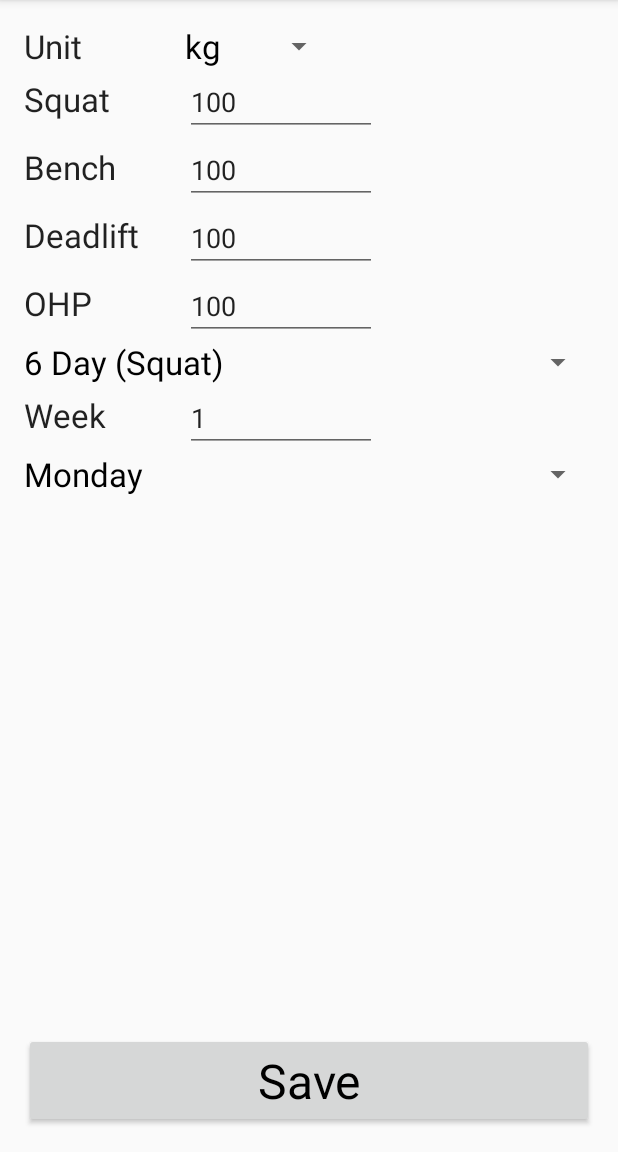
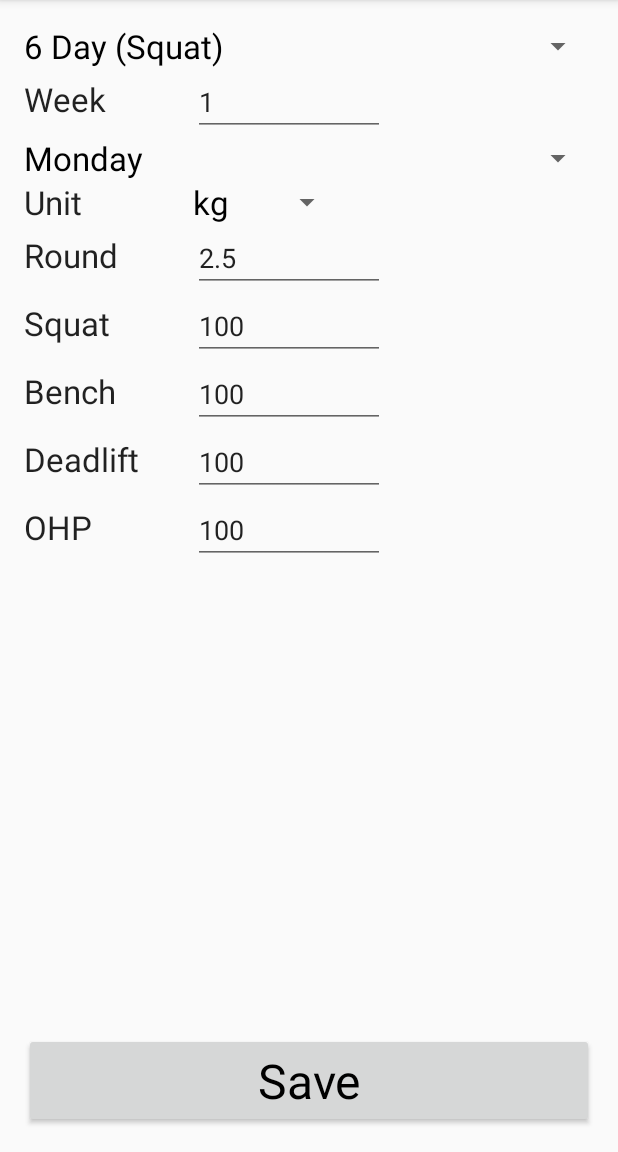
Before and after one commit to grom358/2Suns531, an Android app: the SetupActivity screen opened directly, with no data from a screen before it, on a phone screen of 412 x 824 dp, the part 84-1236 px from its top. Run offline under Robolectric (Android 15) with nearby library versions, the phone set to English and light mode, and no system bars.

Commit message:
Allow custom plate rounding

```diff
--- a/app/src/main/java/com/cameronzemek/workout/SetupActivity.java
+++ b/app/src/main/java/com/cameronzemek/workout/SetupActivity.java
@@ -11,6 +11,7 @@ import android.widget.EditText;
 import android.widget.Spinner;
 
 public class SetupActivity extends AppCompatActivity {
+    private EditText editRound;
     private EditText editPressWeight;
     private EditText editBenchWeight;
     private EditText editSquatWeight;
@@ -25,6 +26,10 @@ public class SetupActivity extends AppCompatActivity {
         super.onCreate(savedInstanceState);
         setContentView(R.layout.activity_setup);
 
+        final SharedPreferences sharedPref = getSharedPreferences(
+                getString(R.string.preference_file_key), Context.MODE_PRIVATE);
+
+        editRound = (EditText) findViewById(R.id.editRound);
         editPressWeight = (EditText) findViewById(R.id.editPressWeight);
         editBenchWeight = (EditText) findViewById(R.id.editBenchWeight);
         editSquatWeight = (EditText) findViewById(R.id.editSquatWeight);
@@ -39,10 +44,26 @@ public class SetupActivity extends AppCompatActivity {
 
         spinnerUnit = (Spinner) findViewById(R.id.spinnerUnit);
         spinnerUnit.setAdapter(ArrayAdapter.createFromResource(this, R.array.units, R.layout.spinner_item));
+        spinnerUnit.setOnItemSelectedListener(new AdapterView.OnItemSelectedListener() {
+            @Override
+            public void onItemSelected(AdapterView<?> parent, View view, int position, long id) {
+                boolean isMetric = position != 1;
+                String roundKey = isMetric ? "kg_round" : "lb_round";
+                float defaultRound = isMetric ? 2.5f : 5f;
+                editRound.setText(Util.format(sharedPref.getFloat(roundKey, defaultRound)));
+            }
 
-        SharedPreferences sharedPref = getSharedPreferences(
-                getString(R.string.preference_file_key), Context.MODE_PRIVATE);
-        spinnerUnit.setSelection(sharedPref.getString("unit", "kg").equals("kg") ? 0 : 1);
+            @Override
+            public void onNothingSelected(AdapterView<?> parent) {
+
+            }
+        });
+
+        boolean isMetric = sharedPref.getString("unit", "kg").equals("kg");
+        spinnerUnit.setSelection(isMetric ? 0 : 1);
+        String roundKey = isMetric ? "kg_round" : "lb_round";
+        float defaultRound = isMetric ? 2.5f : 5f;
+        editRound.setText(Util.format(sharedPref.getFloat(roundKey, defaultRound)));
         editPressWeight.setText(Util.format(sharedPref.getFloat("press_weight", 100)));
         editBenchWeight.setText(Util.format(sharedPref.getFloat("bench_weight", 100)));
         editSquatWeight.setText(Util.format(sharedPref.getFloat("squat_weight", 100)));
@@ -56,7 +77,10 @@ public class SetupActivity extends AppCompatActivity {
         SharedPreferences sharedPref = getSharedPreferences(
                 getString(R.string.preference_file_key), Context.MODE_PRIVATE);
         SharedPreferences.Editor editor = sharedPref.edit();
-        editor.putString("unit", spinnerUnit.getSelectedItemPosition() == 1 ? "lb" : "kg");
+        boolean isMetric = spinnerUnit.getSelectedItemPosition() != 1;
+        editor.putString("unit", isMetric ? "kg" : "lb");
+        String roundKey = isMetric ? "kg_round" : "lb_round";
+        editor.putFloat(roundKey, Float.valueOf(editRound.getText().toString()));
         editor.putFloat("press_weight", Float.valueOf(editPressWeight.getText().toString()));
         editor.putFloat("bench_weight", Float.valueOf(editBenchWeight.getText().toString()));
         editor.putFloat("squat_weight", Float.valueOf(editSquatWeight.getText().toString()));
--- a/app/src/main/java/com/cameronzemek/workout/WorkoutProgram.java
+++ b/app/src/main/java/com/cameronzemek/workout/WorkoutProgram.java
@@ -246,7 +246,10 @@ public class WorkoutProgram {
         int variation = sharedPref.getInt("variation", VARIATION_6DAY_SQUAT);
 
         String unit = sharedPref.getString("unit", "kg");
-        float plateRound = unit.equals("kg") ? KG_PLATE_ROUND : POUND_PLATE_ROUND;
+        boolean isMetric = sharedPref.getString("unit", "kg").equals("kg");
+        String roundKey = isMetric ? "kg_round" : "lb_round";
+        float defaultRound = isMetric ? KG_PLATE_ROUND : POUND_PLATE_ROUND;
+        float plateRound = sharedPref.getFloat(roundKey, defaultRound);
 
         switch (variation) {
             case VARIATION_4DAY:
--- a/app/src/main/res/layout/activity_setup.xml
+++ b/app/src/main/res/layout/activity_setup.xml
@@ -29,6 +29,40 @@
             android:layout_width="fill_parent"
             android:layout_height="wrap_content"
             grid:columnCount="2">
+            <Spinner
+                android:layout_width="fill_parent"
+                android:layout_height="wrap_content"
+                android:id="@+id/spinnerVariation"
+                grid:layout_columnSpan="2"
+                android:entries="@array/variations"
+                android:padding="0dp"
+                android:textSize="@dimen/text_size_large"/>
+
+            <TextView
+                android:layout_width="wrap_content"
+                android:layout_height="wrap_content"
+                android:textAppearance="?android:attr/textAppearanceLarge"
+                android:text="@string/week"
+                android:id="@+id/lblWeek"
+                android:layout_marginRight="10sp" />
+
+            <EditText
+                android:layout_width="wrap_content"
+                android:layout_height="wrap_content"
+                android:inputType="numberSigned"
+                android:ems="6"
+                android:id="@+id/editWeek"
+                android:hint="@string/week"
+                android:selectAllOnFocus="true" />
+
+            <Spinner
+                android:layout_width="fill_parent"
+                android:layout_height="wrap_content"
+                android:id="@+id/spinnerDay"
+                grid:layout_columnSpan="2"
+                android:entries="@array/day"
+                android:padding="0dp"
+                android:textSize="@dimen/text_size_large"/>
 
             <TextView
                 android:layout_width="wrap_content"
@@ -46,6 +80,24 @@
                 android:entries="@array/units"
                 android:padding="0dp"
                 android:textSize="@dimen/text_size_large"/>
+
+            <TextView
+                android:layout_width="wrap_content"
+                android:layout_height="wrap_content"
+                android:textAppearance="?android:attr/textAppearanceLarge"
+                android:text="@string/round"
+                android:id="@+id/lblRound"
+                android:layout_marginRight="50sp"
+                grid:layout_gravity="fill_horizontal"/>
+
+            <EditText
+                android:layout_width="wrap_content"
+                android:layout_height="wrap_content"
+                android:inputType="numberDecimal"
+                android:ems="6"
+                android:id="@+id/editRound"
+                android:hint="weight"
+                android:selectAllOnFocus="true" />
 
             <TextView
                 android:layout_width="wrap_content"
@@ -116,41 +168,6 @@
                 android:hint="weight"
                 android:selectAllOnFocus="true" />
 
-            <Spinner
-                android:layout_width="fill_parent"
-                android:layout_height="wrap_content"
-                android:id="@+id/spinnerVariation"
-                grid:layout_columnSpan="2"
-                android:entries="@array/variations"
-                android:padding="0dp"
-                android:textSize="@dimen/text_size_large"/>
-
-            <TextView
-                android:layout_width="wrap_content"
-                android:layout_height="wrap_content"
-                android:textAppearance="?android:attr/textAppearanceLarge"
-                android:text="@string/week"
-                android:id="@+id/lblWeek"
-                android:layout_marginRight="10sp" />
-
-            <EditText
-                android:layout_width="wrap_content"
-                android:layout_height="wrap_content"
-                android:inputType="numberSigned"
-                android:ems="6"
-                android:id="@+id/editWeek"
-                android:hint="@string/week"
-                android:selectAllOnFocus="true" />
-
-            <Spinner
-                android:layout_width="fill_parent"
-                android:layout_height="wrap_content"
-                android:id="@+id/spinnerDay"
-                grid:layout_columnSpan="2"
-                android:entries="@array/day"
-                android:padding="0dp"
-                android:textSize="@dimen/text_size_large"/>
-
         </android.support.v7.widget.GridLayout>
     </ScrollView>
 
--- a/app/src/main/res/values/strings.xml
+++ b/app/src/main/res/values/strings.xml
@@ -9,6 +9,7 @@
 
     <string name="week">Week</string>
     <string name="unit">Unit</string>
+    <string name="round">Round</string>
 
     <string-array name="day">
         <item>Monday</item>
```
